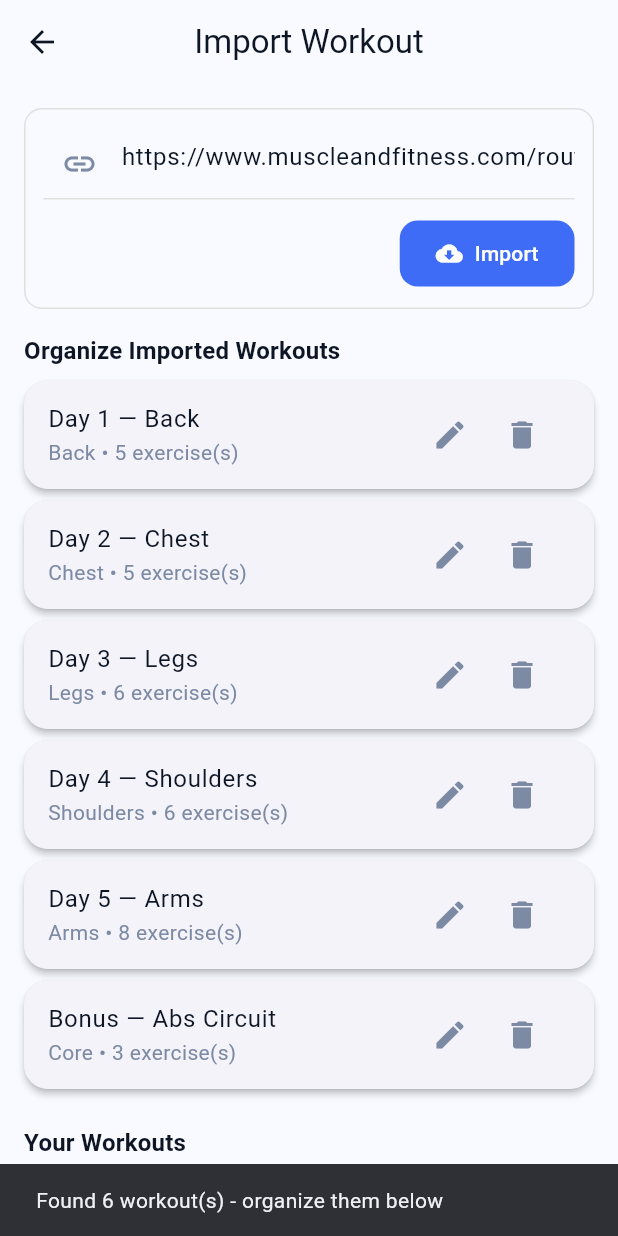
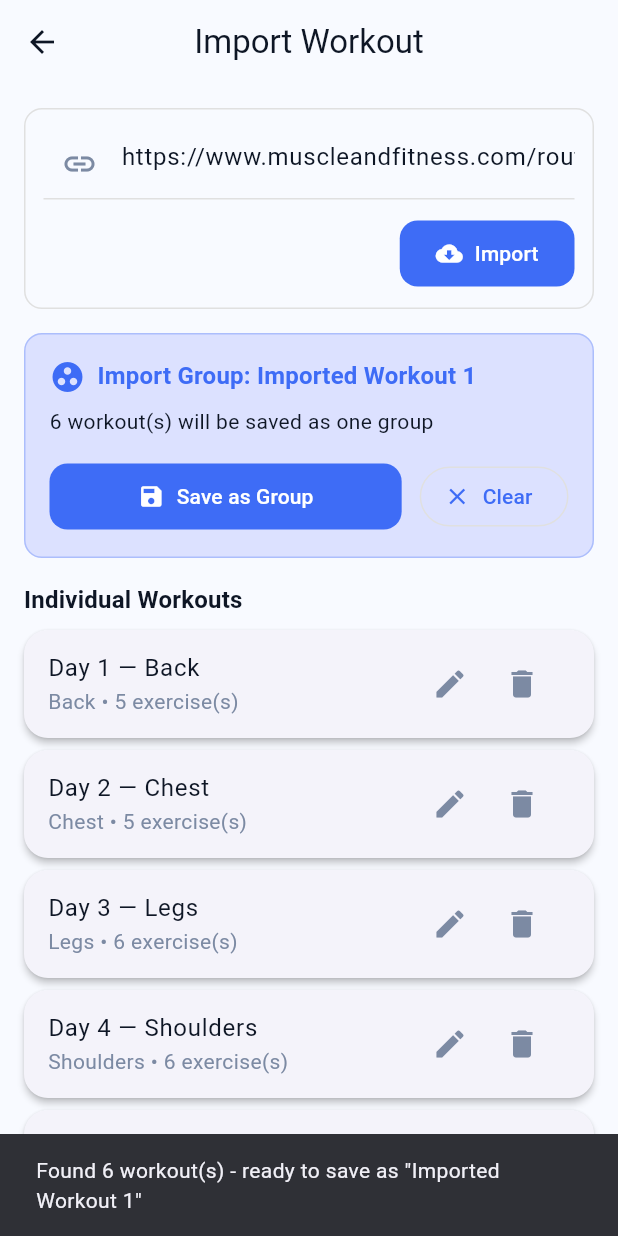
Before and after one commit to Davidam197/fitflow-fitness-app, a Flutter app: the ImportWorkoutScreen screen opened by its route, after a tap on "Import", on a phone screen of 412 x 824 dp. Run offline on Flutter 3.47's test engine with Material 3 defaults, Android fonts, the phone set to English and light mode, and no system bars; our stand-ins replace hive, hive_flutter; accounts and stored records are empty; network calls fail.

Commit message:
Implement grouped workout import functionality
- Auto-generate group names like 'Imported Workout 1', 'Imported Workout 2', etc.
- Create single workout card containing all imported workouts as exercises
- Add separator exercises to distinguish between different workouts
- Include group information display with save/clear options
- Show individual workout details for organization
- Combine all exercises from multiple workouts into one grouped workout
- Calculate total duration from all imported workouts
- Add proper import statements for Exercise model
- Improve user experience with clear group management

Users can now import multiple workouts and save them as one organized group!

```diff
--- a/lib/screens/import_workout_screen.dart
+++ b/lib/screens/import_workout_screen.dart
@@ -4,6 +4,7 @@ import 'package:provider/provider.dart';
 import '../providers/workout_provider.dart';
 import '../services/web_scraping_service.dart';
 import '../models/workout.dart';
+import '../models/exercise.dart';
 
 class ImportWorkoutScreen extends StatefulWidget {
   static const route = '/import-workout';
@@ -21,6 +22,8 @@ class _ImportWorkoutScreenState extends State<ImportWorkoutScreen> {
   );
   bool _importing = false;
   List<Workout> _importedWorkouts = [];
+  String _importGroupName = '';
+  int _importGroupCounter = 1;
 
   @override
   void dispose() {
@@ -42,12 +45,17 @@ class _ImportWorkoutScreenState extends State<ImportWorkoutScreen> {
       final workouts = await WebScrapingService.scrapeWorkouts(url);
       if (!mounted) return;
 
+      // Generate group name
+      final groupName = 'Imported Workout $_importGroupCounter';
+      _importGroupCounter++;
+
       setState(() {
         _importedWorkouts = workouts;
+        _importGroupName = groupName;
       });
 
       ScaffoldMessenger.of(context).showSnackBar(
-        SnackBar(content: Text('Found ${workouts.length} workout(s) - organize them below')),
+        SnackBar(content: Text('Found ${workouts.length} workout(s) - ready to save as "$groupName"')),
       );
     } catch (e) {
       if (!mounted) return;
@@ -164,6 +172,58 @@ class _ImportWorkoutScreenState extends State<ImportWorkoutScreen> {
     }
   }
 
+  Future<void> _saveAllAsGroup() async {
+    if (_importedWorkouts.isEmpty) return;
+
+    final prov = context.read<WorkoutProvider>();
+
+    // Create a single workout that contains all the imported workouts as exercises
+    final allExercises = <Exercise>[];
+
+    for (final workout in _importedWorkouts) {
+      // Add a separator exercise to indicate the start of a new workout
+      allExercises.add(Exercise(
+        id: DateTime.now().microsecondsSinceEpoch.toString(),
+        name: '--- ${workout.name} ---',
+        sets: 1,
+        reps: 1,
+        durationSeconds: 0,
+        equipment: '',
+        notes: '${workout.exercises.length} exercises • ${workout.durationMinutes} min',
+        description: '',
+      ));
+
+      // Add all exercises from this workout
+      allExercises.addAll(workout.exercises);
+    }
+
+    final groupedWorkout = Workout(
+      id: DateTime.now().microsecondsSinceEpoch.toString(),
+      name: _importGroupName,
+      category: 'Imported',
+      description: 'Imported workout group with ${_importedWorkouts.length} workout(s)',
+      durationMinutes: _importedWorkouts.fold(0, (sum, w) => sum + w.durationMinutes),
+      difficulty: 'Intermediate',
+      exercises: allExercises,
+    );
+
+    await prov.importWorkouts([groupedWorkout]);
+
+    final workoutCount = _importedWorkouts.length;
+    final groupName = _importGroupName;
+
+    setState(() {
+      _importedWorkouts.clear();
+      _importGroupName = '';
+    });
+
+    if (mounted) {
+      ScaffoldMessenger.of(context).showSnackBar(
+        SnackBar(content: Text('Saved "$groupName" with $workoutCount workout(s)!')),
+      );
+    }
+  }
+
   @override
   Widget build(BuildContext context) {
     final workouts = context.watch<WorkoutProvider>().workouts;
@@ -207,8 +267,68 @@ class _ImportWorkoutScreenState extends State<ImportWorkoutScreen> {
 
           // Imported workouts section (for organization)
           if (_importedWorkouts.isNotEmpty) ...[
+            Container(
+              padding: const EdgeInsets.all(16),
+              decoration: BoxDecoration(
+                color: Theme.of(context).colorScheme.primaryContainer,
+                borderRadius: BorderRadius.circular(12),
+                border: Border.all(
+                  color: Theme.of(context).colorScheme.primary.withOpacity(0.3),
+                ),
+              ),
+              child: Column(
+                crossAxisAlignment: CrossAxisAlignment.start,
+                children: [
+                  Row(
+                    children: [
+                      Icon(
+                        Icons.group_work,
+                        color: Theme.of(context).colorScheme.primary,
+                      ),
+                      const SizedBox(width: 8),
+                      Text(
+                        'Import Group: $_importGroupName',
+                        style: Theme.of(context).textTheme.titleMedium?.copyWith(
+                          fontWeight: FontWeight.bold,
+                          color: Theme.of(context).colorScheme.primary,
+                        ),
+                      ),
+                    ],
+                  ),
+                  const SizedBox(height: 8),
+                  Text(
+                    '${_importedWorkouts.length} workout(s) will be saved as one group',
+                    style: Theme.of(context).textTheme.bodyMedium,
+                  ),
+                  const SizedBox(height: 16),
+                  Row(
+                    children: [
+                      Expanded(
+                        child: FilledButton.icon(
+                          onPressed: _saveAllAsGroup,
+                          icon: const Icon(Icons.save),
+                          label: const Text('Save as Group'),
+                        ),
+                      ),
+                      const SizedBox(width: 12),
+                      OutlinedButton.icon(
+                        onPressed: () {
+                          setState(() {
+                            _importedWorkouts.clear();
+                            _importGroupName = '';
+                          });
+                        },
+                        icon: const Icon(Icons.clear),
+                        label: const Text('Clear'),
+                      ),
+                    ],
+                  ),
+                ],
+              ),
+            ),
+            const SizedBox(height: 16),
             Text(
-              'Organize Imported Workouts',
+              'Individual Workouts',
               style: Theme.of(context).textTheme.titleMedium?.copyWith(
                 fontWeight: FontWeight.bold,
               ),
```
